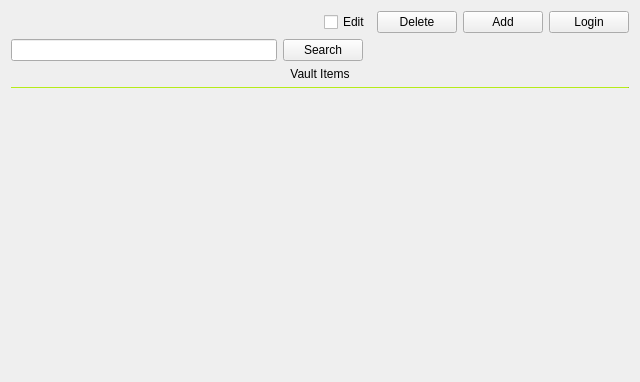
This is designs/xml/vault_tab.ui in daniel-deru/WorkMate-3.0 as Qt 5 draws it before an edit. The edited form follows.
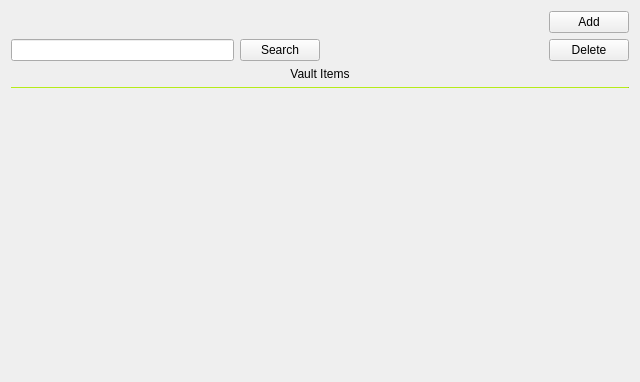
This is the edited form.

Commit message: moved vault tab button layout from horizontal to vertical

What changed in the file:
```diff
--- a/designs/xml/vault_tab.ui
+++ b/designs/xml/vault_tab.ui
@@ -38,26 +38,6 @@
        </property>
       </spacer>
      </item>
-     <item>
-      <widget class="QCheckBox" name="chk_edit">
-       <property name="cursor">
-        <cursorShape>PointingHandCursor</cursorShape>
-       </property>
-       <property name="text">
-        <string>Edit</string>
-       </property>
-      </widget>
-     </item>
-     <item>
-      <widget class="QPushButton" name="btn_delete">
-       <property name="cursor">
-        <cursorShape>PointingHandCursor</cursorShape>
-       </property>
-       <property name="text">
-        <string>Delete</string>
-       </property>
-      </widget>
-     </item>
      <item>
       <widget class="QPushButton" name="btn_add">
        <property name="cursor">
@@ -68,16 +48,6 @@
        </property>
       </widget>
      </item>
-     <item>
-      <widget class="QPushButton" name="btn_login">
-       <property name="cursor">
-        <cursorShape>PointingHandCursor</cursorShape>
-       </property>
-       <property name="text">
-        <string>Login</string>
-       </property>
-      </widget>
-     </item>
     </layout>
    </item>
    <item>
@@ -108,6 +78,16 @@
        </property>
       </spacer>
      </item>
+     <item>
+      <widget class="QPushButton" name="btn_delete">
+       <property name="cursor">
+        <cursorShape>PointingHandCursor</cursorShape>
+       </property>
+       <property name="text">
+        <string>Delete</string>
+       </property>
+      </widget>
+     </item>
     </layout>
    </item>
    <item>
```
The commit also changes 8 other files.
